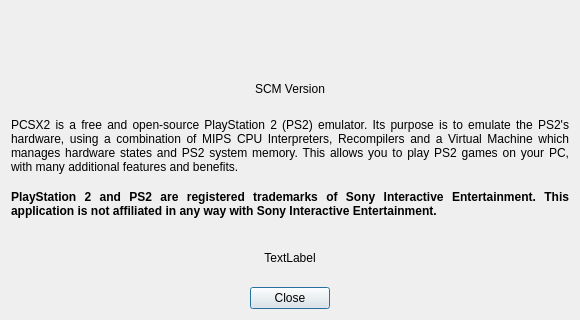
This is pcsx2-qt/AboutDialog.ui in PCSX2/pcsx2 as Qt 5 draws it before an edit. The edited form follows.
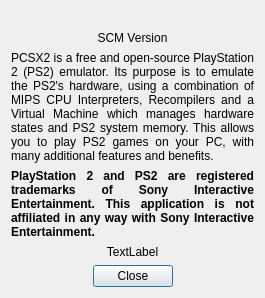
This is the edited form. Icons and pictures are not drawn.

Commit message: Qt: Make the about dialog resize to its contents

Diff of the .ui file:
```diff
--- a/pcsx2-qt/AboutDialog.ui
+++ b/pcsx2-qt/AboutDialog.ui
@@ -7,13 +7,16 @@
     <x>0</x>
     <y>0</y>
     <width>580</width>
-    <height>320</height>
+    <height>300</height>
    </rect>
   </property>
   <property name="windowTitle">
    <string>About PCSX2</string>
   </property>
   <layout class="QVBoxLayout" name="verticalLayout">
+   <property name="sizeConstraint">
+    <enum>QLayout::SetFixedSize</enum>
+   </property>
    <item>
     <layout class="QHBoxLayout" name="horizontalLayout">
      <item>
@@ -22,7 +25,13 @@
         <enum>Qt::Orientation::Horizontal</enum>
        </property>
        <property name="sizeType">
-        <enum>QSizePolicy::Policy::Preferred</enum>
+        <enum>QSizePolicy::Preferred</enum>
+       </property>
+       <property name="sizeHint" stdset="0">
+        <size>
+         <width>0</width>
+         <height>0</height>
+        </size>
        </property>
       </spacer>
      </item>
@@ -54,7 +63,13 @@
         <enum>Qt::Orientation::Horizontal</enum>
        </property>
        <property name="sizeType">
-        <enum>QSizePolicy::Policy::Preferred</enum>
+        <enum>QSizePolicy::Preferred</enum>
+       </property>
+       <property name="sizeHint" stdset="0">
+        <size>
+         <width>0</width>
+         <height>0</height>
+        </size>
        </property>
       </spacer>
      </item>
```
Left out of the diff: 28 changed lines with no effect on the pictures. The commit also changes 1 other file.
